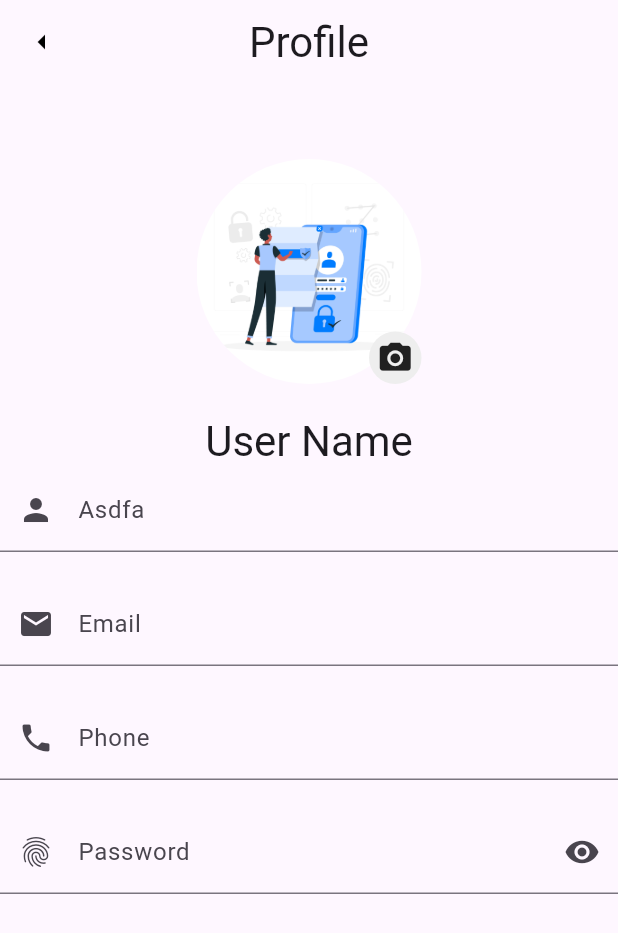
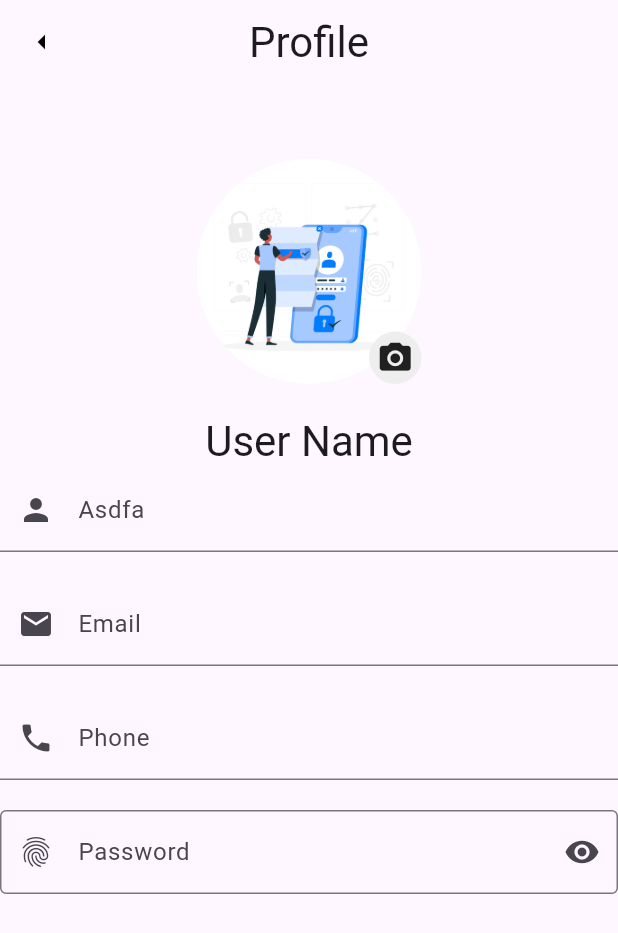
Before and after one commit to Bishal-P/chatapp, a Flutter app: the ProfileScreen screen opened directly, on a phone screen of 412 x 824 dp. Shown: the top 933 px of the screen. Run offline on Flutter 3.47's test engine with Material 3 defaults, Android fonts, the phone set to English and light mode, and no system bars; our stand-ins replace cloud_firestore, firebase_auth, firebase_core; accounts and stored records are empty.

Commit message:
29 Jan 2024, 01:45

```diff
--- a/lib/pages/ProfileScreen.dart
+++ b/lib/pages/ProfileScreen.dart
@@ -85,6 +85,7 @@ class _ProfileScreenState extends State<ProfileScreen> {
                     TextFormField(
                       obscureText: true,
                       decoration: InputDecoration(
+                        border: const OutlineInputBorder(),
                         label: const Text("Password"),
                         prefixIcon: const Icon(Icons.fingerprint),
                         suffixIcon: IconButton(
```
